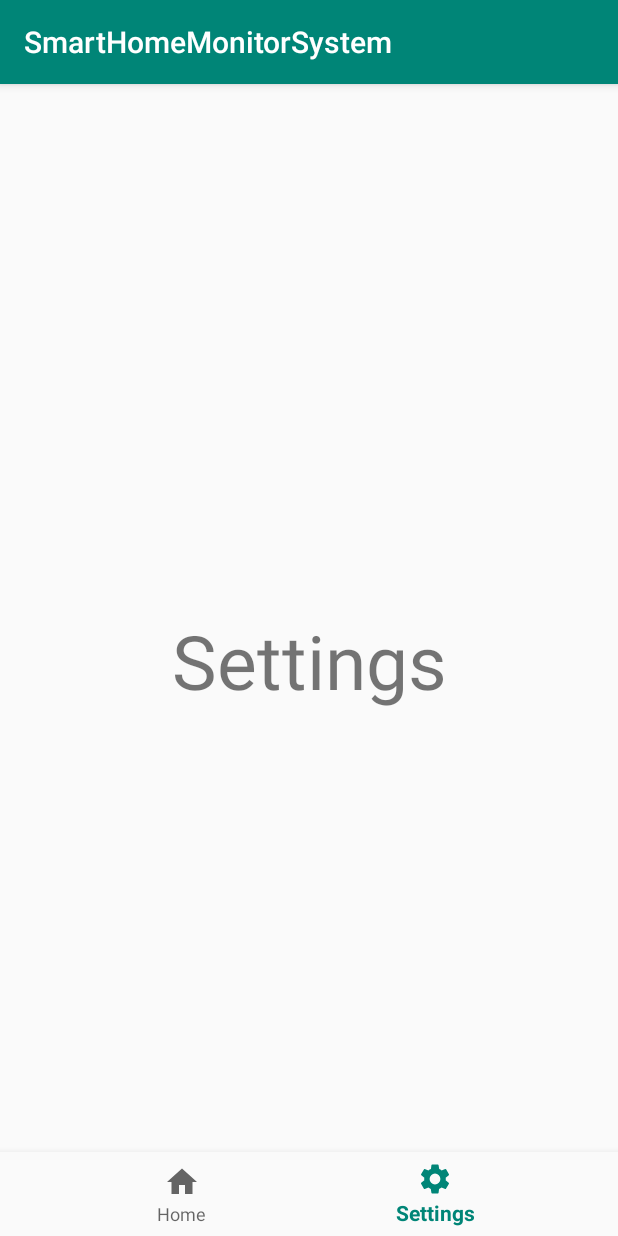
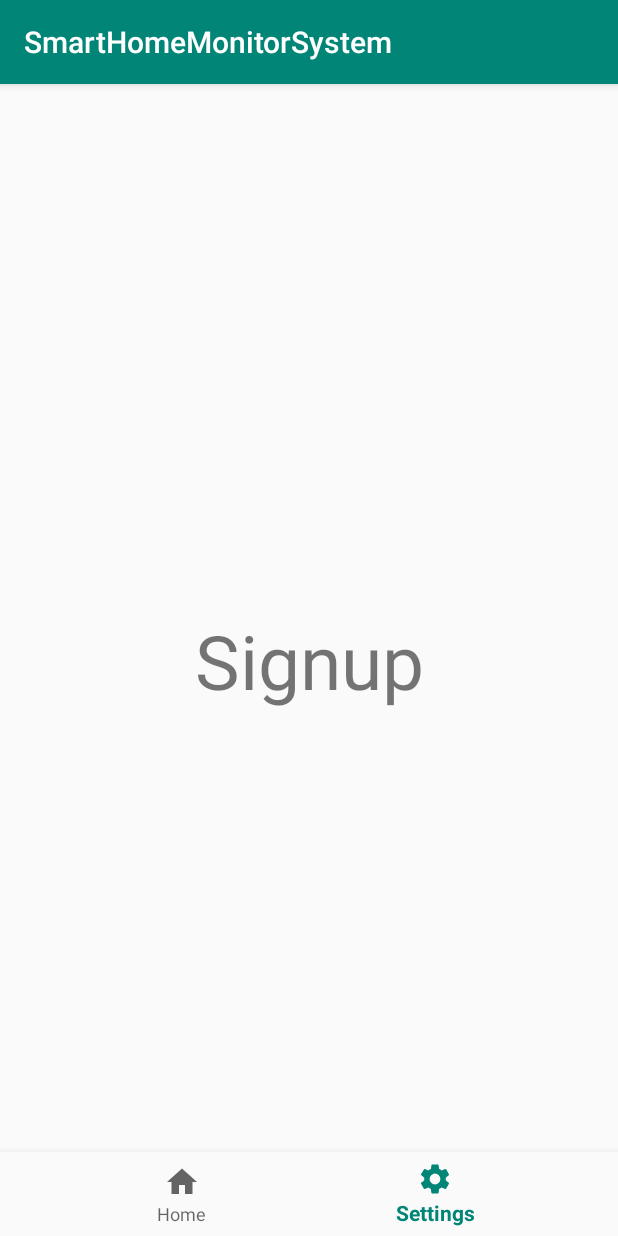
Before and after one commit to getLiauba/SmartHomeSoftwarePRoject, an Android app: the Navbar screen opened directly, with no data from a screen before it, item 2 of the bottom bar chosen, on a phone screen of 412 x 824 dp. Run offline under Robolectric (Android 15) with nearby library versions, the light colour scheme and no system bars.

Commit message:
Made a small change to the splash screen.

```diff
--- a/app/src/main/res/drawable/background_splash.xml
+++ b/app/src/main/res/drawable/background_splash.xml
@@ -1,9 +1,13 @@
 <?xml version="1.0" encoding="utf-8"?>
 <layer-list xmlns:android="http://schemas.android.com/apk/res/android">
-    <item android:drawable="@color/white"></item>
+    <item android:drawable="@drawable/blue_gradient_background"></item>
     <item>
         <bitmap
             android:gravity="center"
             android:src="@drawable/lock2_2"></bitmap>
     </item>
+    <item>
+        <bitmap android:src="@drawable/creators"
+            android:gravity="top"></bitmap>
+    </item>
 </layer-list>
--- a/app/src/main/res/layout/activity_settings.xml
+++ b/app/src/main/res/layout/activity_settings.xml
@@ -15,7 +15,7 @@
         android:layout_marginTop="8dp"
         android:layout_marginEnd="8dp"
         android:layout_marginBottom="8dp"
-        android:text="Settings"
+        android:text="Signup"
         android:textSize="50sp"
         app:layout_constraintBottom_toBottomOf="parent"
         app:layout_constraintEnd_toEndOf="parent"
```
